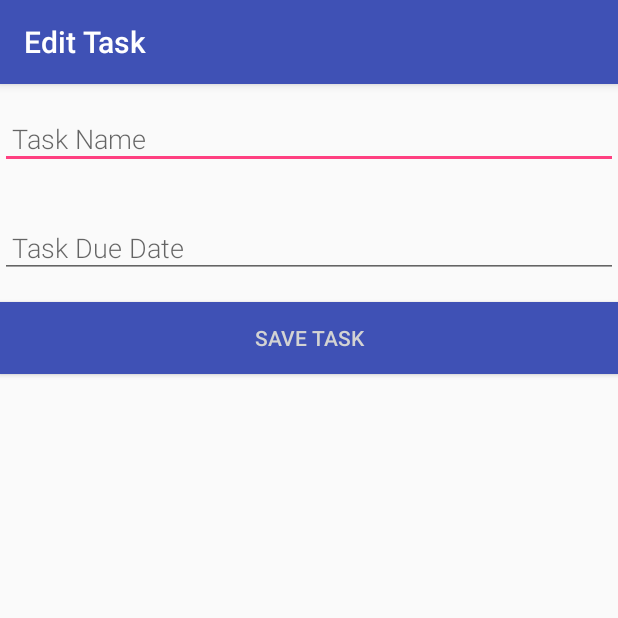
After one commit to bayyatej/ToDo, an Android app: the EditTaskActivity screen opened directly, with no data from a screen before it, on a phone screen of 412 x 824 dp, the top half of it. The commit adds this screen. Run offline under Robolectric (Android 15) with nearby library versions, the phone set to English and light mode, and no system bars.

Commit message:
clicking on task opens editor

```diff
--- a/ToDo/app/src/main/AndroidManifest.xml
+++ b/ToDo/app/src/main/AndroidManifest.xml
@@ -11,7 +11,7 @@
         android:theme="@style/AppTheme">
         <activity
             android:name=".MainActivity"
-            android:label="@string/title_activity_main"
+            android:label="@string/app_name"
             android:theme="@style/AppTheme.NoActionBar">
             <intent-filter>
                 <action android:name="android.intent.action.MAIN" />
@@ -19,6 +19,7 @@
             </intent-filter>
         </activity>
         <activity android:name=".NewTaskActivity" />
+        <activity android:name=".EditTaskActivity" />
     </application>
 
 </manifest>
--- /dev/null
+++ b/ToDo/app/src/main/java/com/geterdone/android/todo/EditTaskActivity.java
@@ -0,0 +1,34 @@
+package com.geterdone.android.todo;
+
+import android.content.Intent;
+import android.os.Bundle;
+import android.support.v7.app.ActionBar;
+import android.support.v7.app.AppCompatActivity;
+import android.widget.EditText;
+
+public class EditTaskActivity extends AppCompatActivity
+{
+
+	@Override
+	protected void onCreate(Bundle savedInstanceState)
+	{
+		super.onCreate(savedInstanceState);
+		setContentView(R.layout.activity_task_editor);
+		ActionBar actionBar = getSupportActionBar();
+
+		if (actionBar != null)
+		{
+			actionBar.setTitle("Edit Task");
+		}
+
+		Intent intent = getIntent();
+		String name = intent.getStringExtra("name");
+		String date = intent.getStringExtra("date");
+
+		EditText nameEditText = findViewById(R.id.task_name_edit_text);
+		EditText dateEditText = findViewById(R.id.task_date_edit_text);
+
+		nameEditText.setText(name);
+		dateEditText.setText(date);
+	}
+}
--- a/ToDo/app/src/main/java/com/geterdone/android/todo/TaskListAdapter.java
+++ b/ToDo/app/src/main/java/com/geterdone/android/todo/TaskListAdapter.java
@@ -30,7 +30,9 @@ public class TaskListAdapter extends RecyclerView.Adapter<TaskListAdapter.TaskVi
 				@Override
 				public void onClick(View v)
 				{
-					Intent intent = new Intent(mContext, NewTaskActivity.class);
+					Intent intent = new Intent(mContext, EditTaskActivity.class);
+					intent.putExtra("name", taskNameTextView.getText().toString().trim());
+					intent.putExtra("date", taskDateTextView.getText().toString().trim());
 					mContext.startActivity(intent);
 				}
 			});
--- a/ToDo/app/src/main/res/drawable/ic_add_black_24dp.xml
+++ b/ToDo/app/src/main/res/drawable/ic_add_white_24dp.xml
@@ -4,6 +4,6 @@
         android:viewportWidth="24.0"
         android:viewportHeight="24.0">
     <path
-        android:fillColor="#FF000000"
+        android:fillColor="#FFFFFF"
         android:pathData="M19,13h-6v6h-2v-6H5v-2h6V5h2v6h6v2z"/>
 </vector>
--- a/ToDo/app/src/main/res/layout/activity_main.xml
+++ b/ToDo/app/src/main/res/layout/activity_main.xml
@@ -29,6 +29,6 @@
         android:layout_height="wrap_content"
         android:layout_gravity="bottom|end"
         android:layout_margin="@dimen/fab_margin"
-        app:srcCompat="@drawable/ic_add_black_24dp" />
+        app:srcCompat="@drawable/ic_add_white_24dp" />
 
 </android.support.design.widget.CoordinatorLayout>
--- a/ToDo/app/src/main/res/layout/content_main.xml
+++ b/ToDo/app/src/main/res/layout/content_main.xml
@@ -10,6 +10,7 @@
 
     <android.support.v7.widget.RecyclerView
         android:id="@+id/recyclerview"
+        android:padding="8dp"
         android:layout_width="match_parent"
         android:layout_height="match_parent"
         android:background="@android:color/darker_gray"
--- a/ToDo/app/src/main/res/menu/options_menu.xml
+++ b/ToDo/app/src/main/res/menu/settings_menu.xml
@@ -3,6 +3,7 @@
     xmlns:app="http://schemas.android.com/apk/res-auto">
     <item
         android:id="@+id/settings_menu_item"
+        android:icon="@drawable/ic_settings_white_24dp"
         android:title="@string/options_menu_item_settings"
-        app:showAsAction="never" />
+        app:showAsAction="ifRoom" />
 </menu>
```
Also changed, not shown: ToDo/app/src/main/res/drawable/ic_settings_white_24dp.xml (added, +10 -0 lines).
